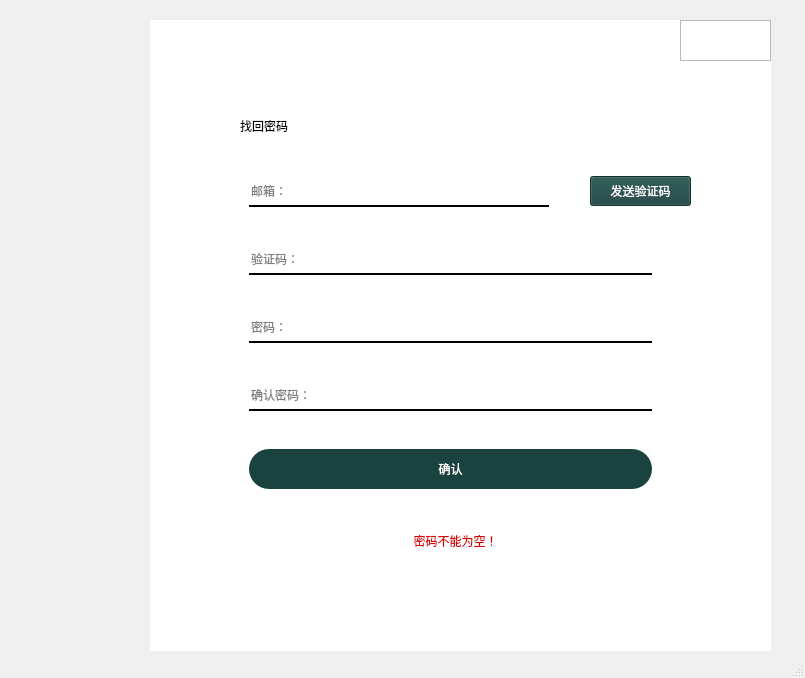
AiDahanwen/BUAA_2024_Python_Project, file frontend/find_password.ui: the form before one commit.
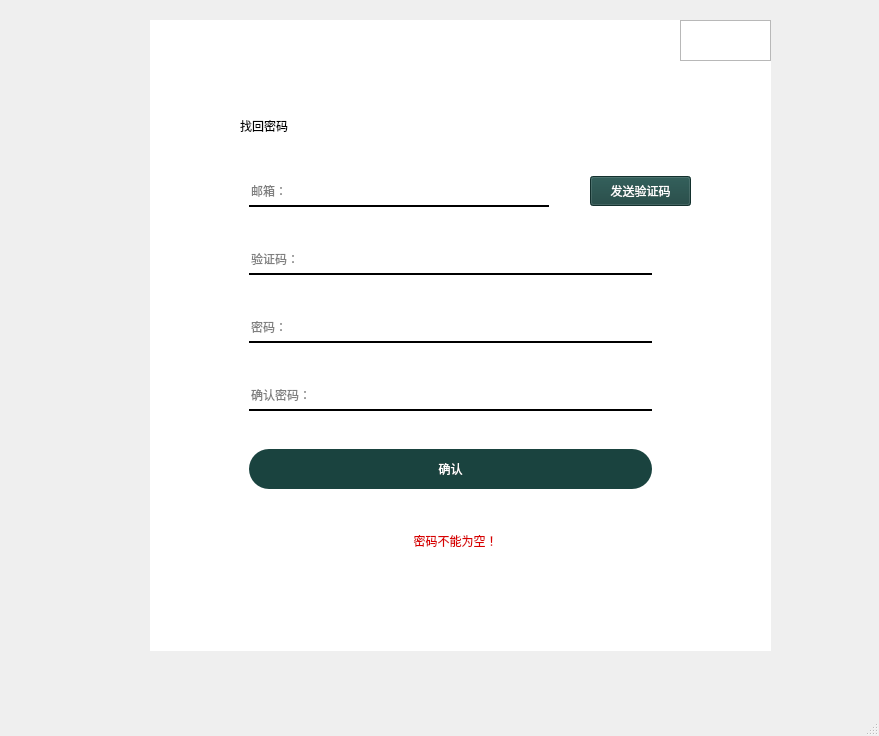
The form after the commit. Icons and pictures are not drawn.

Patch:
```diff
--- a/frontend/find_password.ui
+++ b/frontend/find_password.ui
@@ -6,8 +6,8 @@
    <rect>
     <x>0</x>
     <y>0</y>
-    <width>805</width>
-    <height>678</height>
+    <width>879</width>
+    <height>736</height>
    </rect>
   </property>
   <property name="windowTitle">
```
